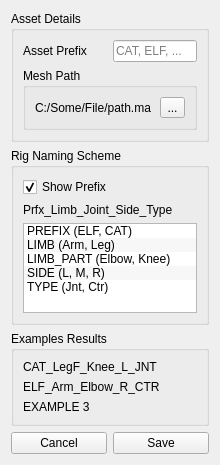
Before: the Qt Designer form _REF/Mockup_UI/PFRS_RigSetup.ui in TPayneExperience/TrevorPaynes_RigAndAnimSuite, drawn with Qt 5.
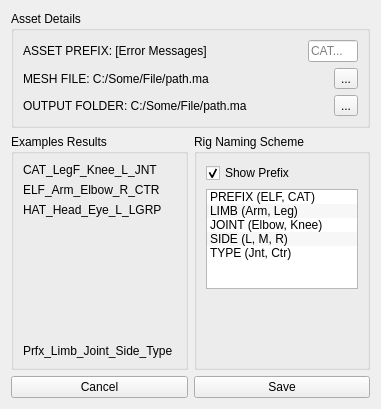
After: the same form once the commit is applied.

Commit message: WIP: Working, new/edit rig setup done

Patch:
```diff
--- a/_REF/Mockup_UI/PFRS_RigSetup.ui
+++ b/_REF/Mockup_UI/PFRS_RigSetup.ui
@@ -6,8 +6,8 @@
    <rect>
     <x>0</x>
     <y>0</y>
-    <width>220</width>
-    <height>441</height>
+    <width>381</width>
+    <height>409</height>
    </rect>
   </property>
   <property name="windowTitle">
@@ -29,18 +29,24 @@
             <item>
              <widget class="QLabel" name="label_5">
               <property name="text">
-               <string>Asset Prefix</string>
+               <string>ASSET PREFIX: [Error Messages]</string>
               </property>
              </widget>
             </item>
             <item>
              <widget class="QLineEdit" name="lineEdit">
               <property name="sizePolicy">
-               <sizepolicy hsizetype="Ignored" vsizetype="Fixed">
+               <sizepolicy hsizetype="Maximum" vsizetype="Fixed">
                 <horstretch>0</horstretch>
                 <verstretch>0</verstretch>
                </sizepolicy>
               </property>
+              <property name="maximumSize">
+               <size>
+                <width>50</width>
+                <height>16777215</height>
+               </size>
+              </property>
               <property name="text">
                <string/>
               </property>
@@ -48,32 +54,62 @@
                <number>5</number>
               </property>
               <property name="placeholderText">
-               <string>CAT, ELF, ...</string>
+               <string>CAT...</string>
               </property>
              </widget>
             </item>
            </layout>
           </item>
           <item>
-           <widget class="QGroupBox" name="groupBox_4">
-            <property name="title">
-             <string>Mesh Path</string>
-            </property>
-            <layout class="QHBoxLayout" name="horizontalLayout_22">
+           <layout class="QHBoxLayout" name="horizontalLayout_25">
+            <item>
+             <widget class="QLabel" name="label_7">
+              <property name="text">
+               <string>MESH FILE: C:/Some/File/path.ma</string>
+              </property>
+             </widget>
+            </item>
+            <item>
+             <widget class="QToolButton" name="toolButton_2">
+              <property name="sizePolicy">
+               <sizepolicy hsizetype="Fixed" vsizetype="Preferred">
+                <horstretch>0</horstretch>
+                <verstretch>0</verstretch>
+               </sizepolicy>
+              </property>
+              <property name="maximumSize">
+               <size>
+                <width>16777215</width>
+                <height>16777215</height>
+               </size>
+              </property>
+              <property name="text">
+               <string>...</string>
+              </property>
+             </widget>
+            </item>
+           </layout>
+          </item>
              <item>
               <layout class="QHBoxLayout" name="horizontalLayout_24">
                <item>
                 <widget class="QLabel" name="label_6">
                  <property name="text">
-                  <string>C:/Some/File/path.ma</string>
+               <string>OUTPUT FOLDER: C:/Some/File/path.ma</string>
                  </property>
                 </widget>
                </item>
                <item>
                 <widget class="QToolButton" name="toolButton">
+              <property name="sizePolicy">
+               <sizepolicy hsizetype="Fixed" vsizetype="Fixed">
+                <horstretch>0</horstretch>
+                <verstretch>0</verstretch>
+               </sizepolicy>
+              </property>
                  <property name="maximumSize">
                   <size>
-                   <width>25</width>
+                <width>16777215</width>
                    <height>16777215</height>
                   </size>
                  </property>
@@ -85,15 +121,82 @@
               </layout>
              </item>
             </layout>
-           </widget>
-          </item>
-         </layout>
+        </item>
+       </layout>
+      </widget>
+     </item>
+     <item>
+      <layout class="QHBoxLayout" name="horizontalLayout_5" stretch="1,1">
+       <item>
+        <widget class="QGroupBox" name="groupBox_2">
+         <property name="sizePolicy">
+          <sizepolicy hsizetype="Preferred" vsizetype="Preferred">
+           <horstretch>0</horstretch>
+           <verstretch>0</verstretch>
+          </sizepolicy>
+         </property>
+         <property name="title">
+          <string>Examples Results</string>
+         </property>
+         <layout class="QVBoxLayout" name="verticalLayout_3">
+          <item>
+           <widget class="QLabel" name="label_3">
+            <property name="text">
+             <string>CAT_LegF_Knee_L_JNT</string>
+            </property>
+           </widget>
+          </item>
+          <item>
+           <widget class="QLabel" name="label_2">
+            <property name="text">
+             <string>ELF_Arm_Elbow_R_CTR</string>
+            </property>
+           </widget>
+          </item>
+          <item>
+           <widget class="QLabel" name="label">
+            <property name="sizePolicy">
+             <sizepolicy hsizetype="Preferred" vsizetype="Preferred">
+              <horstretch>0</horstretch>
+              <verstretch>0</verstretch>
+             </sizepolicy>
+            </property>
+            <property name="text">
+             <string>HAT_Head_Eye_L_LGRP</string>
+            </property>
+           </widget>
+          </item>
+          <item>
+           <spacer name="verticalSpacer">
+            <property name="orientation">
+             <enum>Qt::Vertical</enum>
+            </property>
+            <property name="sizeHint" stdset="0">
+             <size>
+              <width>20</width>
+              <height>40</height>
+             </size>
+            </property>
+           </spacer>
+          </item>
+          <item>
+           <widget class="QLabel" name="label_4">
+            <property name="text">
+             <string>Prfx_Limb_Joint_Side_Type</string>
+            </property>
+           </widget>
         </item>
        </layout>
       </widget>
      </item>
      <item>
       <widget class="QGroupBox" name="groupBox">
+         <property name="sizePolicy">
+          <sizepolicy hsizetype="Preferred" vsizetype="Preferred">
+           <horstretch>0</horstretch>
+           <verstretch>0</verstretch>
+          </sizepolicy>
+         </property>
        <property name="title">
         <string>Rig Naming Scheme</string>
        </property>
@@ -108,17 +211,10 @@
           </property>
          </widget>
         </item>
-        <item>
-         <widget class="QLabel" name="label_4">
-          <property name="text">
-           <string>Prfx_Limb_Joint_Side_Type</string>
-          </property>
-         </widget>
-        </item>
         <item>
          <widget class="QListWidget" name="listWidget">
           <property name="sizePolicy">
-           <sizepolicy hsizetype="Expanding" vsizetype="Minimum">
+             <sizepolicy hsizetype="Preferred" vsizetype="Preferred">
             <horstretch>0</horstretch>
             <verstretch>0</verstretch>
            </sizepolicy>
@@ -126,15 +222,18 @@
           <property name="minimumSize">
            <size>
             <width>0</width>
-            <height>90</height>
+              <height>0</height>
            </size>
           </property>
           <property name="maximumSize">
            <size>
-            <width>16777215</width>
-            <height>16777215</height>
-           </size>
-          </property>
+              <width>1111</width>
+              <height>100</height>
+             </size>
+            </property>
+            <property name="layoutDirection">
+             <enum>Qt::LeftToRight</enum>
+            </property>
           <property name="dragDropMode">
            <enum>QAbstractItemView::InternalMove</enum>
           </property>
@@ -153,7 +252,7 @@
           </item>
           <item>
            <property name="text">
-            <string>LIMB_PART (Elbow, Knee)</string>
+              <string>JOINT (Elbow, Knee)</string>
            </property>
           </item>
           <item>
@@ -168,38 +267,23 @@
           </item>
          </widget>
         </item>
-       </layout>
-      </widget>
-     </item>
      <item>
-      <widget class="QGroupBox" name="groupBox_2">
-       <property name="title">
-        <string>Examples Results</string>
-       </property>
-       <layout class="QVBoxLayout" name="verticalLayout_3">
-        <item>
-         <widget class="QLabel" name="label_3">
-          <property name="text">
-           <string>CAT_LegF_Knee_L_JNT</string>
-          </property>
-         </widget>
-        </item>
-        <item>
-         <widget class="QLabel" name="label_2">
-          <property name="text">
-           <string>ELF_Arm_Elbow_R_CTR</string>
-          </property>
-         </widget>
-        </item>
-        <item>
-         <widget class="QLabel" name="label">
-          <property name="text">
-           <string>EXAMPLE 3</string>
-          </property>
-         </widget>
-        </item>
-       </layout>
-      </widget>
+           <spacer name="verticalSpacer_2">
+            <property name="orientation">
+             <enum>Qt::Vertical</enum>
+            </property>
+            <property name="sizeHint" stdset="0">
+             <size>
+              <width>20</width>
+              <height>40</height>
+             </size>
+            </property>
+           </spacer>
+          </item>
+         </layout>
+        </widget>
+       </item>
+      </layout>
      </item>
      <item>
       <layout class="QHBoxLayout" name="horizontalLayout">
```
Lines whose indentation alone changed are shown as unchanged. The commit also changes 10 other files.
